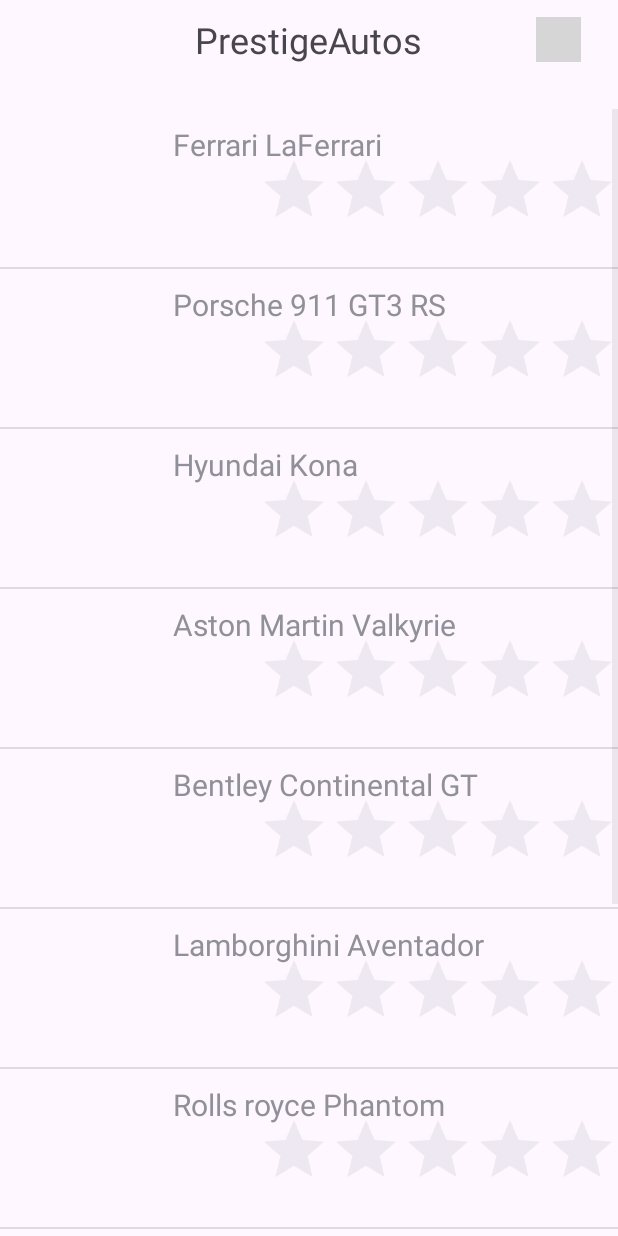
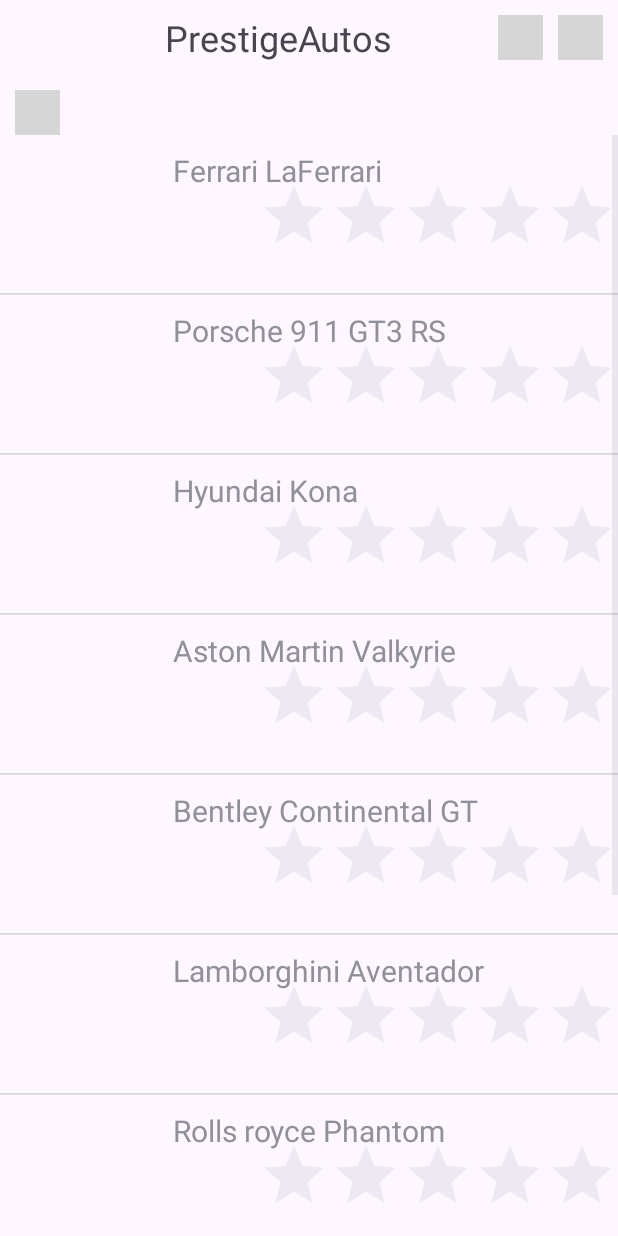
Before and after one commit to sabraess/FilRougeApp_R411, an Android app: the HomeActivity screen opened directly, with no data from a screen before it, on a phone screen of 412 x 824 dp. Run offline under Robolectric (Android 15) with nearby library versions, the light colour scheme and no system bars; grey boxes are pictures that could not be loaded.

Commit message:
commencement filtre

```diff
--- a/FilRouge/app/src/main/AndroidManifest.xml
+++ b/FilRouge/app/src/main/AndroidManifest.xml
@@ -13,6 +13,9 @@
         android:supportsRtl="true"
         android:theme="@style/Theme.FilRouge"
         tools:targetApi="31">
+        <activity
+            android:name=".FilterActivity"
+            android:exported="false" />
         <activity
             android:name=".SignUpActivity"
             android:exported="false" />
--- a/FilRouge/app/src/main/res/layout/activity_home.xml
+++ b/FilRouge/app/src/main/res/layout/activity_home.xml
@@ -5,38 +5,69 @@
     android:id="@+id/main"
     android:layout_width="match_parent"
     android:layout_height="match_parent"
+    android:orientation="vertical"
     tools:context=".HomeActivity">
 
+    <LinearLayout
+        android:id="@+id/linearLayout"
+        android:layout_width="match_parent"
+        android:layout_height="50dp"
+        android:orientation="horizontal"
+        android:gravity="center_vertical"
+        app:layout_constraintTop_toTopOf="parent"
+        app:layout_constraintLeft_toLeftOf="parent"
+        app:layout_constraintRight_toRightOf="parent">
+
         <TextView
+            android:id="@+id/title"
             android:layout_width="wrap_content"
             android:layout_height="wrap_content"
-        android:id="@+id/title"
-        android:text="PrestigeAutos"
-        android:textSize="24sp"
-        android:layout_marginTop="10dp"
-        app:layout_constraintEnd_toEndOf="parent"
-        app:layout_constraintStart_toStartOf="parent"
-        app:layout_constraintTop_toTopOf="parent" />
+            android:layout_marginLeft="110dp"
+            android:text="@string/appTitle"
+            android:textSize="24sp" />
+
+        <Space
+            android:layout_width="0dp"
+            android:layout_height="match_parent"
+            android:layout_weight="1"/>
 
         <ImageView
+            android:id="@+id/iconePanier"
             android:layout_width="30dp"
             android:layout_height="30dp"
+            android:src="@drawable/panier"
+            android:layout_marginRight="10dp"
+            android:gravity="right" />
+
+        <ImageView
             android:id="@+id/imageConnection"
+            android:layout_width="30dp"
+            android:layout_height="30dp"
+            android:gravity="right"
             android:src="@drawable/connexion"
-        android:layout_marginLeft="50dp"
-        app:layout_constraintStart_toEndOf="@id/title"
-        app:layout_constraintTop_toTopOf="@id/title"
-        app:layout_constraintBottom_toBottomOf="@id/title"
-        app:layout_constraintEnd_toEndOf="parent" />
+            android:layout_marginRight="10dp"/>
 
+    </LinearLayout>
+
+
+
+
+    <ImageView
+        android:id="@+id/pictureFiltre"
+        android:layout_width="30dp"
+        android:layout_height="30dp"
+        android:layout_margin="10dp"
+        android:src="@drawable/icone_filtre"
+        app:layout_constraintTop_toBottomOf="@+id/linearLayout"
+        app:layout_constraintLeft_toLeftOf="parent" />
 
     <ListView
         android:id="@+id/listView"
         android:layout_width="match_parent"
         android:layout_height="0dp"
         android:choiceMode="singleChoice"
-        android:layout_marginTop="30dp"
-        app:layout_constraintTop_toBottomOf="@id/title"
+
+        app:layout_constraintTop_toBottomOf="@id/pictureFiltre"
         app:layout_constraintBottom_toBottomOf="parent"
         app:layout_constraintLeft_toLeftOf="parent"
         app:layout_constraintRight_toRightOf="parent">
--- a/FilRouge/app/src/main/res/layout/activity_main.xml
+++ b/FilRouge/app/src/main/res/layout/activity_main.xml
@@ -11,7 +11,7 @@
         android:layout_width="wrap_content"
         android:layout_height="wrap_content"
         android:id="@+id/title"
-        android:text="PrestigeAutos"
+        android:text="@string/appTitle"
         android:textSize="30sp"
         android:layout_marginTop="20dp"
         app:layout_constraintEnd_toEndOf="parent"
```
Also changed, not shown: FilRouge/app/src/main/java/filrouge/app/FilterActivity.java (added, +20 -0 lines), FilRouge/app/src/main/res/layout/activity_connection.xml (+9 -12 lines), FilRouge/app/src/main/res/layout/activity_filter.xml (added, +160 -0 lines), FilRouge/app/src/main/res/values/strings.xml (+9 -0 lines). Lines whose indentation alone changed are shown as unchanged.
